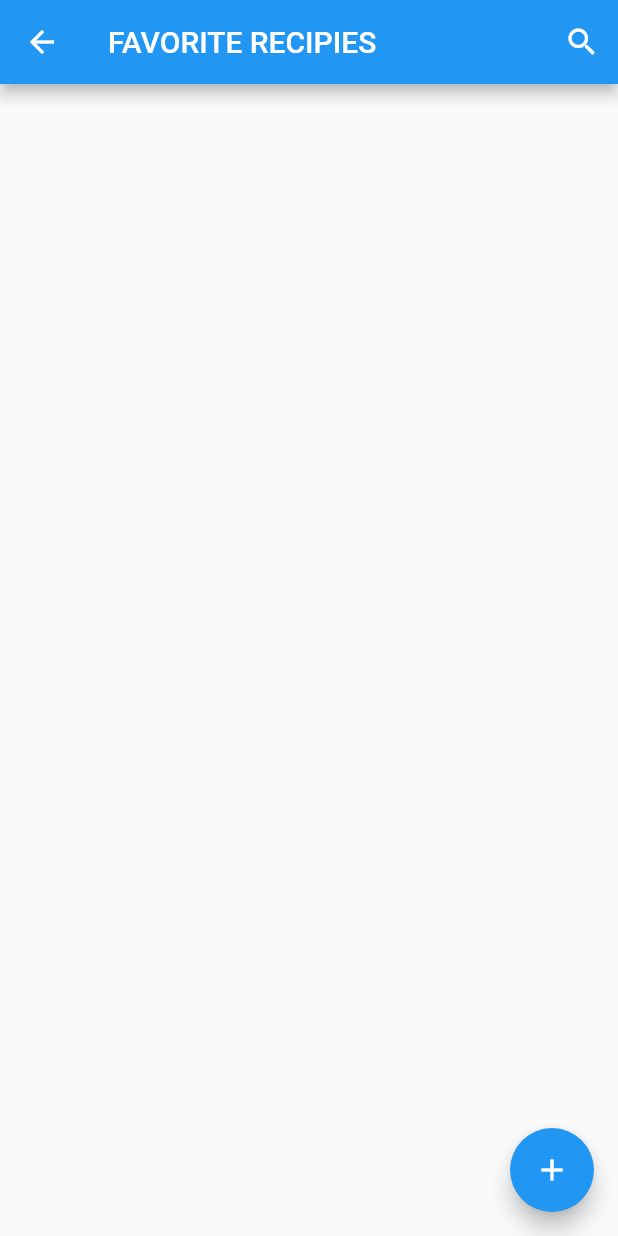
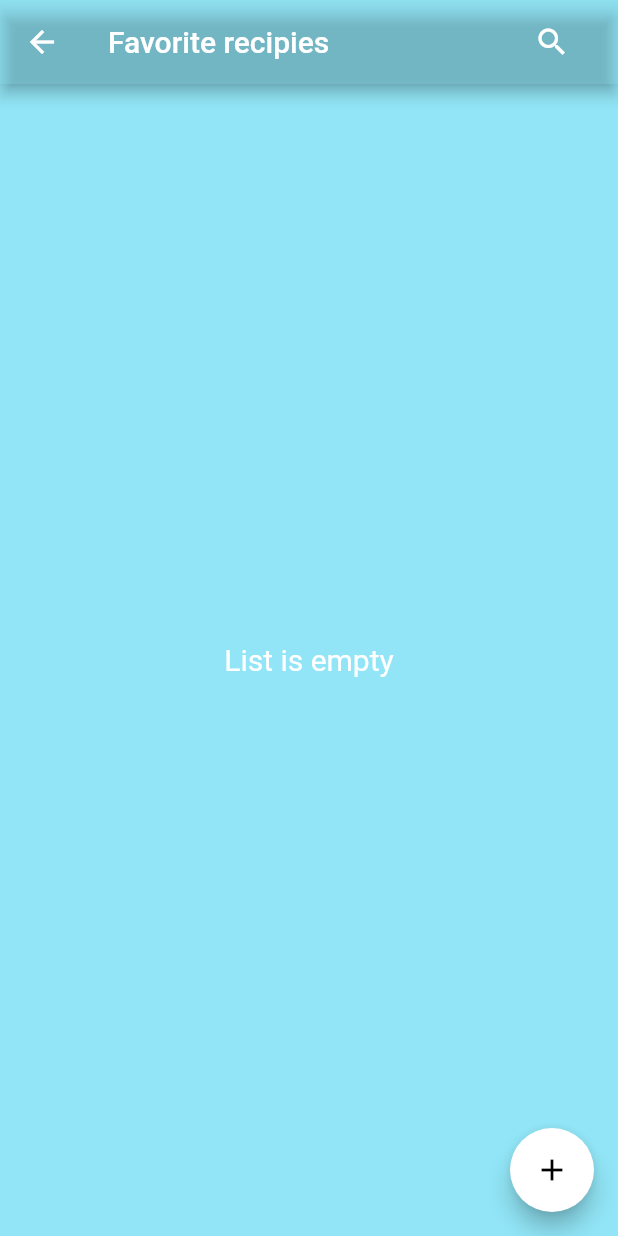
Before and after one commit to 229258/ScannerCooker, a Flutter app: the ShowRecipesScreen screen opened directly, on a phone screen of 412 x 824 dp. Run offline on Flutter 3.47's test engine with Material 2 defaults, Android fonts, the phone set to English and light mode, and no system bars; our stand-ins replace cloud_firestore, dio, firebase_auth, firebase_core, fluttertoast; missing offline and left inert: dart:ffi, flutter_barcode_scanner, translator; accounts and stored records are empty.

Commit message:
Changes in fav_recipies UI.

```diff
--- a/scanner_cooker/lib/screens/show_recipes/show_recipes_screen.dart
+++ b/scanner_cooker/lib/screens/show_recipes/show_recipes_screen.dart
@@ -4,13 +4,15 @@ import 'package:flutter/material.dart';
 import 'package:scanner_cooker/database/recipeItem.dart';
 import 'package:scanner_cooker/screens/show_recipes/dialogs/custom_edit_dialog.dart';
 import 'package:scanner_cooker/screens/show_recipes/dialogs/custom_show_recipes.dart';
+import 'package:scanner_cooker/utils/color_utils.dart';
+import 'package:scanner_cooker/utils/constants.dart';
 
 import '../../database/database.dart';
 import 'toast_Information.dart';
 import 'dialogs/custom_find_dialog.dart';
 
-String COLLECTION_USERS = "users";
-String RECIPES = "recipes";
+const String collectionUsers = "users";
+const String recipies = "recipes";
 
 class ShowRecipesScreen extends StatefulWidget {
   const ShowRecipesScreen({Key? key}) : super(key: key);
@@ -19,62 +21,92 @@ class ShowRecipesScreen extends StatefulWidget {
   State<ShowRecipesScreen> createState() => _ShowRecipesScreenState();
 }
 
-class _ShowRecipesScreenState extends State<ShowRecipesScreen>
-{
+class _ShowRecipesScreenState extends State<ShowRecipesScreen> {
   List<Item> recipeItems = [];
   List<Item> tmpRecipeItems = [];
   String user = FirebaseAuth.instance.currentUser!.uid;
 
-
   @override
-  void initState()
-  {
+  void initState() {
     Database.fetchRecords();
     super.initState();
-        FirebaseFirestore.instance.collection(COLLECTION_USERS).doc(user).collection(RECIPES).snapshots(includeMetadataChanges: true).listen((records)
-        {
+    FirebaseFirestore.instance
+        .collection(collectionUsers)
+        .doc(user)
+        .collection(recipies)
+        .snapshots(includeMetadataChanges: true)
+        .listen((records) {
       var list = Database.mapRecords(records);
 
-          if (mounted) { // check whether the state object is in tree
+      if (mounted) {
+        // check whether the state object is in tree
         setState(() {
           recipeItems = list;
         });
       }
       //recipeItems = [];
-        }).onError((e)=>showMessage(e.toString()));
+    }).onError((e) => showMessage(e.toString()));
   }
 
   @override
   Widget build(BuildContext context) {
     return Scaffold(
+        backgroundColor: stringToColorInHex(Constants.backgroundColorHex),
         appBar: AppBar(
-          title: Text("FAVORITE RECIPIES"),
+          title: const Text("Favorite recipies"),
+          backgroundColor:
+              stringToColorInHex(Constants.backgroundColorHex).withOpacity(.25),
           actions: [
-            IconButton(
-                onPressed: (){searchDialog(context, recipeItems);},
-                icon: const Icon(Icons.search)
-            )
+            Padding(
+                padding: const EdgeInsets.only(right: 20),
+                child: IconButton(
+                    onPressed: () {
+                      searchDialog(context, recipeItems);
+                    },
+                    icon: const Icon(Icons.search)))
           ],
         ),
-      floatingActionButton: FloatingActionButton(child: Icon(Icons.add), onPressed: () {customDialog(null, "ADD", context, Database.editItem);}),
-      body:
-        ListView.builder(
+        floatingActionButton: FloatingActionButton(
+            backgroundColor: Colors.white,
+            child: const Icon(Icons.add, color: Colors.black),
+            onPressed: () {
+              customDialog(null, "ADD", context, Database.editItem);
+            }),
+        body: Container(
+            padding: const EdgeInsets.fromLTRB(5, 5, 5, 5),
+            child: recipeItems.isNotEmpty
+                ? ListView.builder(
                     itemCount: recipeItems.length,
-          itemBuilder: (context, index){
+                    itemBuilder: (context, index) {
                       return Card(
-                  color: Colors.blue,
+                          color:
+                              stringToColorInHex(Constants.backgroundColorHex),
                           child: ListTile(
-                  leading: IconButton(onPressed: () { customDialog(recipeItems[index], "EDIT", context, Database.editItem);}, icon: Icon(Icons.edit)),
-                  trailing: IconButton(onPressed: () { Database.deleteItem(recipeItems[index].id); }, icon: Icon(Icons.delete),),
+                            leading: IconButton(
+                                onPressed: () {
+                                  customDialog(recipeItems[index], "EDIT",
+                                      context, Database.editItem);
+                                },
+                                icon: const Icon(Icons.edit)),
+                            trailing: IconButton(
+                              onPressed: () {
+                                Database.deleteItem(recipeItems[index].id);
+                              },
+                              icon: const Icon(Icons.delete),
+                            ),
                             title: Text(recipeItems[index].products),
                             subtitle: Text(recipeItems[index].title ?? ''),
                             onTap: () {
                               customShowDialog(recipeItems[index], context);
+                            },
+                            tileColor: Colors.white.withOpacity(0.4),
+                          ));
+                    })
+                : Container(
+                    alignment: Alignment.center,
+                    child: const Text(
+                      "List is empty",
+                      style: TextStyle(color: Colors.white, fontSize: 20),
+                    ))));
   }
-                )
-            );
-          })
-    );
 }
-
-}
```
Lines whose indentation alone changed are shown as unchanged.
